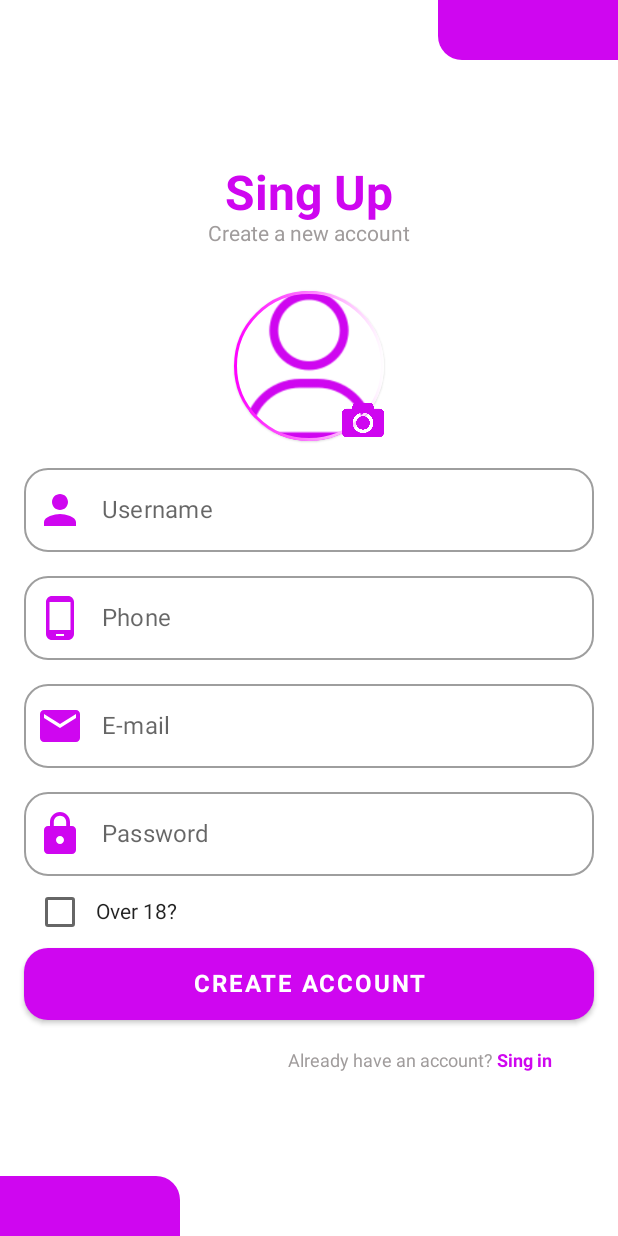
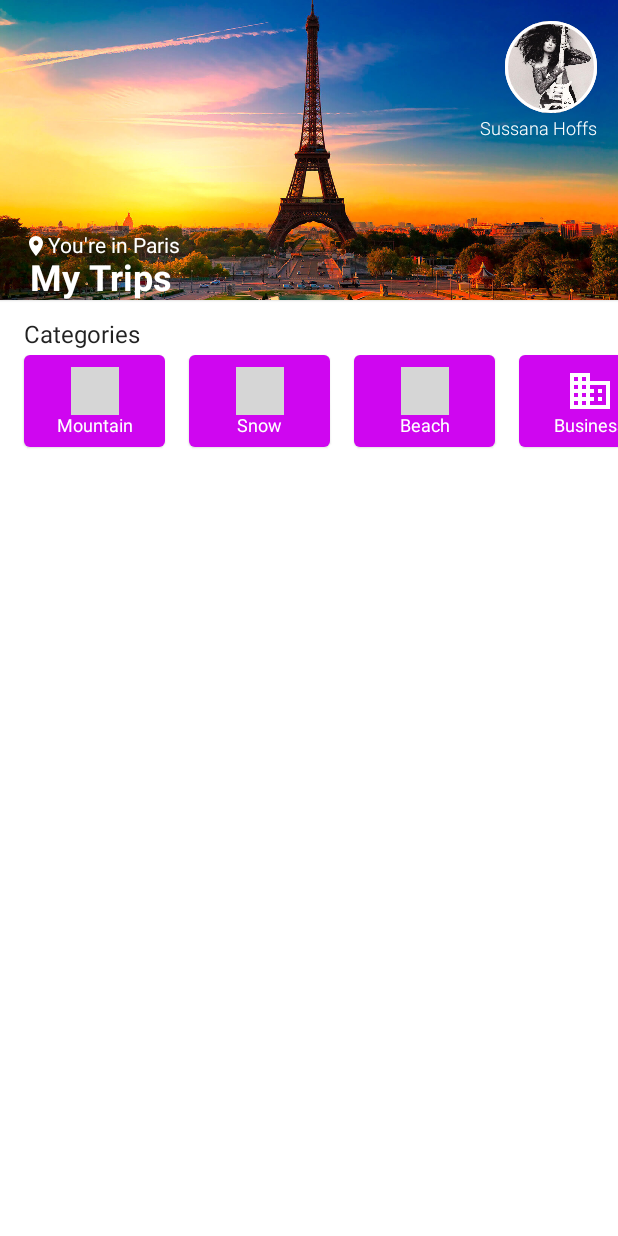
Before and after one commit to MatheusAlves099/TripRoomActivity, an Android app built with Jetpack Compose: the screen it shows after launch (SingUpActivity before the commit, HomeActivity after it), on a phone screen of 412 x 824 dp. Run offline under Robolectric (Android 15) with nearby library versions, the phone set to English and light mode, and no system bars; 1 statement that could not run was skipped; grey boxes are pictures that could not be loaded.

Commit message:
terceira tela em andamento

```diff
--- a/app/build.gradle
+++ b/app/build.gradle
@@ -66,4 +66,9 @@ dependencies {
     implementation 'androidx.room:room-runtime:2.5.1'
     annotationProcessor 'androidx.room:room-compiler:2.5.1'
     kapt 'androidx.room:room-compiler:2.5.1'
+
+    //Mais icones
+    implementation "androidx.compose.material:material-icons-extended:$compose_ui_version"
+
+    implementation "io.coil-kt:coil-compose:2.3.0"
 }
--- a/app/src/main/java/br/senai/sp/jandira/activelogintriproom/HomeActivity.kt
+++ b/app/src/main/java/br/senai/sp/jandira/activelogintriproom/HomeActivity.kt
@@ -1,27 +1,31 @@
 package br.senai.sp.jandira.activelogintriproom
 
-import android.graphics.drawable.shapes.Shape
 import android.os.Bundle
 import androidx.activity.ComponentActivity
 import androidx.activity.compose.setContent
 import androidx.compose.foundation.BorderStroke
 import androidx.compose.foundation.Image
 import androidx.compose.foundation.layout.*
+import androidx.compose.foundation.lazy.LazyRow
+import androidx.compose.foundation.lazy.items
 import androidx.compose.foundation.shape.CircleShape
-import androidx.compose.foundation.shape.RoundedCornerShape
 import androidx.compose.material.*
+import androidx.compose.material.icons.Icons
+import androidx.compose.material.icons.filled.Add
 import androidx.compose.runtime.Composable
 import androidx.compose.ui.Alignment
 import androidx.compose.ui.Modifier
 import androidx.compose.ui.graphics.Color
+import androidx.compose.ui.graphics.RectangleShape
+import androidx.compose.ui.layout.ContentScale
 import androidx.compose.ui.res.painterResource
-import androidx.compose.ui.text.font.FontFamily
+import androidx.compose.ui.res.stringResource
 import androidx.compose.ui.text.font.FontWeight
 import androidx.compose.ui.tooling.preview.Preview
 import androidx.compose.ui.unit.dp
 import androidx.compose.ui.unit.sp
-import br.senai.sp.jandira.activelogintriproom.dao.repository.CategoriesRepository
-import br.senai.sp.jandira.activelogintriproom.model.Categories
+import br.senai.sp.jandira.activelogintriproom.model.Category
+import br.senai.sp.jandira.activelogintriproom.repository.CategoryRepository
 import br.senai.sp.jandira.activelogintriproom.ui.theme.ActiveLoginTripRoomTheme
 
 class HomeActivity : ComponentActivity() {
@@ -29,61 +33,47 @@ class HomeActivity : ComponentActivity() {
         super.onCreate(savedInstanceState)
         setContent {
             ActiveLoginTripRoomTheme {
-                HomeScreen()
-            }
-            Greeting(CategoriesRepository.CategoriesList())
+                HomeScreen(CategoryRepository.getCategories())
             }
         }
     }
 
+    @Preview(showSystemUi = true)
     @Composable
-fun Greeting(categories: List<Categories>) {
-    Row(modifier = Modifier.fillMaxWidth()) {
+    fun DefaultPreview() {
+        ActiveLoginTripRoomTheme() {
+            HomeScreen(CategoryRepository.getCategories())
+        }
+    }
+
+    @Composable
+    fun HomeScreen(categories: List<Category>) {
+        Scaffold(floatingActionButton = ) {
+            FloatingActionButton(onClick = { /*TODO*/ }) {
+                Icon(
+                    imageVector = Icons.Default.Add,
+                    contentDescription = "",
+                    tint = Color.White)
+            }
+            Surface(
+                modifier = Modifier
+                    .fillMaxSize()
+                    .padding(it),
+            ) {
+
+                Column(modifier = Modifier.fillMaxWidth())
+                {
                     Card(
                         modifier = Modifier
-                .width(109.dp)
-                .height(64.dp),
-            backgroundColor = Color(207, 6, 240, 255)
-        ){
-            Column(
-                modifier = Modifier.fillMaxSize(),
-                horizontalAlignment = Alignment.CenterHorizontally,
-                verticalArrangement = Arrangement.Center
-            ) {
-                Image(
-                    painter = painterResource(id = R.drawable.mountains),
-                    contentDescription = "",
-                    modifier = Modifier.size(32.dp)
-                )
-                Text(
-                    text = "Mountain",
-                    color = Color.White,
-                    fontSize = 14.sp
-                )
-            }
-        }
-    }
-}
-@Composable
-@Preview(showSystemUi = true)
-fun HomeScreen() {
-
-    Surface(
-        modifier = Modifier
-            .fillMaxSize(),
-    ) {
-
-        Column(modifier = Modifier.fillMaxSize())
-        {
-            Box(
-                modifier = Modifier
                             .fillMaxWidth()
-                    .height(220.dp)
+                            .height(200.dp),
+                        shape = RectangleShape
                     ) {
                         Image(
                             painter = painterResource(id = R.drawable.background_image),
-                    contentDescription = "",
+                            contentDescription = "Foto de Paris",
                             modifier = Modifier.fillMaxWidth(),
+                            contentScale = ContentScale.Crop
                         )
                         Column(
                             modifier = Modifier.height(197.dp),
@@ -110,7 +100,7 @@ fun HomeScreen() {
                                 fontSize = 24.sp,
                                 color = Color.White,
                                 fontWeight = FontWeight.Bold,
-                        modifier = Modifier.padding(horizontal = 36.dp)
+                                modifier = Modifier.padding(horizontal = 20.dp)
                             )
                         }
                         Column(
@@ -138,19 +128,40 @@ fun HomeScreen() {
                             )
                         }
                     }
+                    Text(
+                        text = stringResource(id = R.string.categories),
+                        modifier = Modifier.padding(top = 14.dp, start = 16.dp)
+                    )
+                    LazyRow() {
+                        items(categories) { category ->
+                            Card(
+                                modifier = Modifier
+                                    .size(110.dp, 65.dp)
+                                    .padding(start = 16.dp, 4.dp),
+                                backgroundColor = Color(207, 6, 240, 255)
+                            ) {
                                 Column(
-                modifier = Modifier
-                    .fillMaxSize()
-                    .padding(start = 18.dp)
+                                    horizontalAlignment = Alignment.CenterHorizontally,
+                                    verticalArrangement = Arrangement.Center
                                 ) {
+                                    Icon(
+                                        painter = category.icon
+                                            ?: painterResource(id = R.drawable.no_image),
+                                        contentDescription = "",
+                                        modifier = Modifier.size(32.dp),
+                                        tint = Color.White
+                                    )
                                     Text(
-                    text = "Categories",
-                    fontSize = 14.sp
+                                        text = category.name,
+                                        fontSize = 12.sp,
+                                        color = Color.White
                                     )
-
-                Spacer(modifier = Modifier.height(10.dp))
-
                                 }
                             }
                         }
                     }
+                }
+            }
+        }
+    }
+}
--- a/app/src/main/java/br/senai/sp/jandira/activelogintriproom/model/Categories.kt
+++ b/app/src/main/java/br/senai/sp/jandira/activelogintriproom/model/Category.kt
@@ -2,10 +2,10 @@ package br.senai.sp.jandira.activelogintriproom.model
 
 import androidx.compose.ui.graphics.painter.Painter
 
-data class Categories(
-    var id: Int = 0,
-    var image: Painter? = null,
-    var name: String = ""
+data class Category(
+    var id: Long = 0,
+    var name: String = "",
+    var icon: Painter? = null
 ) {
 
 }
--- /dev/null
+++ b/app/src/main/java/br/senai/sp/jandira/activelogintriproom/repository/CategoryRepository.kt
@@ -0,0 +1,37 @@
+package br.senai.sp.jandira.activelogintriproom.repository
+
+import androidx.compose.runtime.Composable
+import androidx.compose.ui.res.painterResource
+import br.senai.sp.jandira.activelogintriproom.R
+import br.senai.sp.jandira.activelogintriproom.model.Category
+
+class CategoryRepository {
+
+    companion object {
+        @Composable
+        fun getCategories(): List<Category> {
+            return listOf<Category>(
+                Category(
+                    id = 1,
+                    name = "Mountain",
+                    icon = painterResource(id = R.drawable.mountains)
+                ),
+                Category(
+                    id = 2,
+                    name = "Snow",
+                    icon = painterResource(id = R.drawable.ski)
+                ),
+                Category(
+                    id = 3,
+                    name = "Beach",
+                    icon = painterResource(id = R.drawable.beach)
+                ),
+                Category(
+                    id = 4,
+                    name = "Business",
+                    icon = painterResource(id = R.drawable.business)
+                ),
+            )
+        }
+    }
+}
--- a/app/src/main/java/br/senai/sp/jandira/activelogintriproom/repository/UserRepository.kt
+++ b/app/src/main/java/br/senai/sp/jandira/activelogintriproom/repository/UserRepository.kt
@@ -15,4 +15,8 @@ class UserRepository(context: Context) {
     fun findUserByEmail(email: String): User {
         return db.userDao().findUserByEmail(email)
     }
+
+    fun authenticate(email: String, password: String): User {
+        return db.userDao().authenticate(email, password)
+    }
 }
--- /dev/null
+++ b/app/src/main/res/drawable/business.xml
@@ -0,0 +1,5 @@
+<vector android:height="24dp" android:tint="#FFFFFF"
+    android:viewportHeight="24" android:viewportWidth="24"
+    android:width="24dp" xmlns:android="http://schemas.android.com/apk/res/android">
+    <path android:fillColor="@android:color/white" android:pathData="M12,7L12,3L2,3v18h20L22,7L12,7zM6,19L4,19v-2h2v2zM6,15L4,15v-2h2v2zM6,11L4,11L4,9h2v2zM6,7L4,7L4,5h2v2zM10,19L8,19v-2h2v2zM10,15L8,15v-2h2v2zM10,11L8,11L8,9h2v2zM10,7L8,7L8,5h2v2zM20,19h-8v-2h2v-2h-2v-2h2v-2h-2L12,9h8v10zM18,11h-2v2h2v-2zM18,15h-2v2h2v-2z"/>
+</vector>
--- a/app/src/main/res/values/strings.xml
+++ b/app/src/main/res/values/strings.xml
@@ -17,4 +17,6 @@
     <string name="text_singIn">Sing in</string>
     <string name="title_activity_sing_up">SingUpActivity</string>
     <string name="title_activity_home">HomeActivity</string>
+
+    <string name="categories">Categories</string>
 </resources>
```
Also changed, not shown: app/src/main/AndroidManifest.xml (+3 -4 lines), app/src/main/java/br/senai/sp/jandira/activelogintriproom/MainActivity.kt (+84 -13 lines), app/src/main/java/br/senai/sp/jandira/activelogintriproom/SingUpActivity.kt (+44 -5 lines), app/src/main/java/br/senai/sp/jandira/activelogintriproom/dao/repository/CategoriesRepository.kt (deleted, +0 -32 lines), app/src/main/res/drawable/no_image.png (added). Lines whose indentation alone changed are shown as unchanged.
